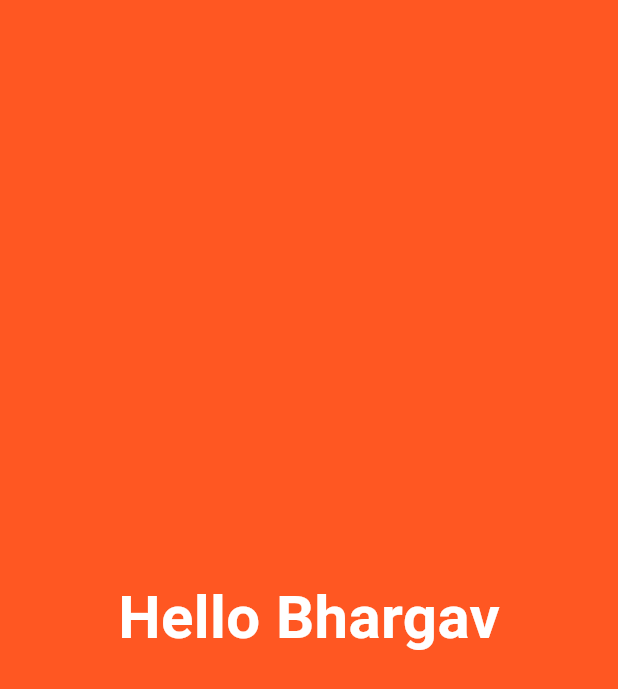
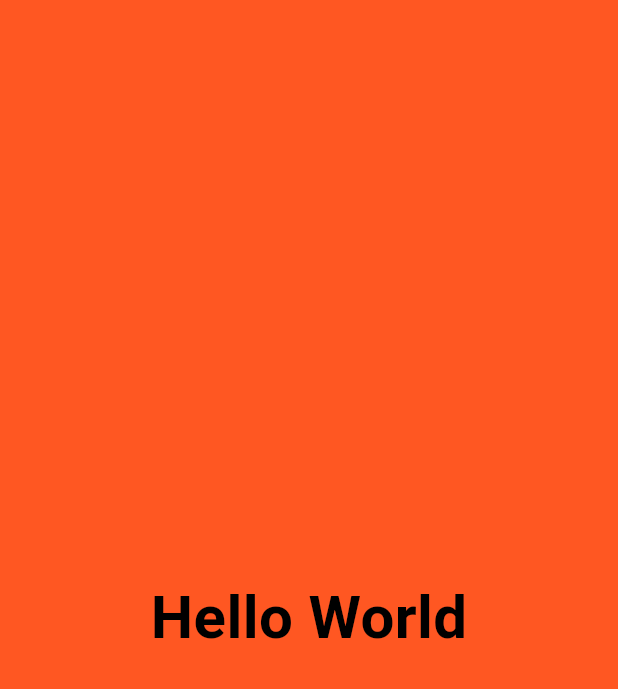
Before and after one commit to Deepaksahu08/Simple_Calculator_flutter_application_1, a Flutter app: the screen it shows after launch, on a phone screen of 412 x 824 dp. Shown: the top 689 px of the screen. Run offline on Flutter 3.47's test engine with Material 3 defaults, Android fonts, the phone set to English and light mode, and no system bars.

Commit message:
Simple Calculator Done

```diff
--- a/lib/views/home_view.dart
+++ b/lib/views/home_view.dart
@@ -5,16 +5,15 @@ class HomeView extends StatelessWidget {
 
   @override
   Widget build(BuildContext context) {
-    String greeting = "Hello Bhargav";
 
-    return Material(
+    return const Material(
       color: Colors.deepOrange,
       child: Center(
         child: Text(
-          greeting,
+          "Hello World",
           style: TextStyle(
             fontSize: 40,
-            color: greeting.contains("Bhargav") ? Colors.white : Colors.black,
+            color: Colors.black,
             fontWeight: FontWeight.bold,
           ),
         ),
```
Also changed, not shown: 1 other file.
